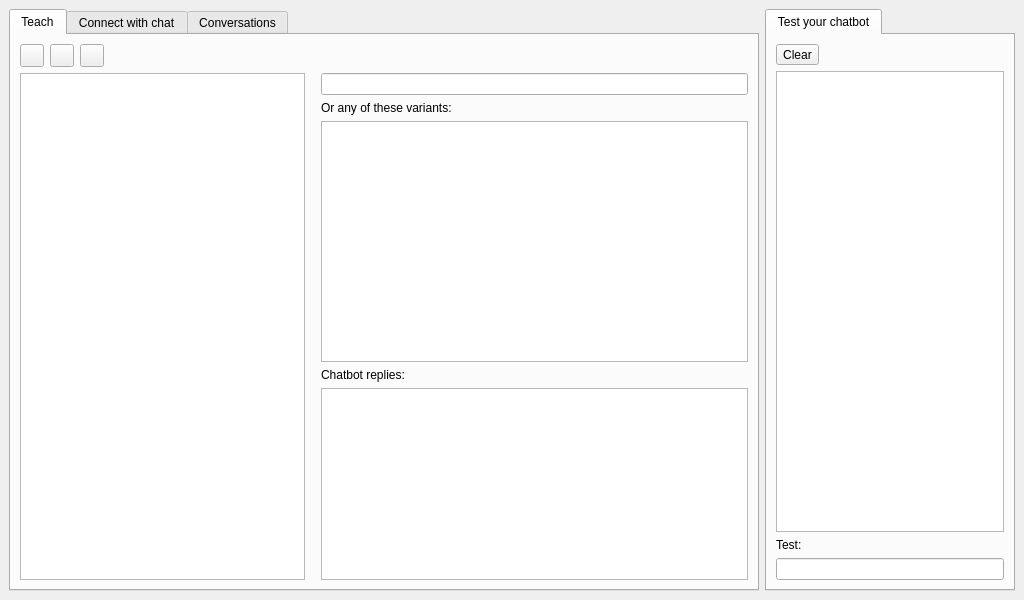
Old version of the form src/main-project/front-end/mainwindow.ui in the repository lvklabs/chatbot.
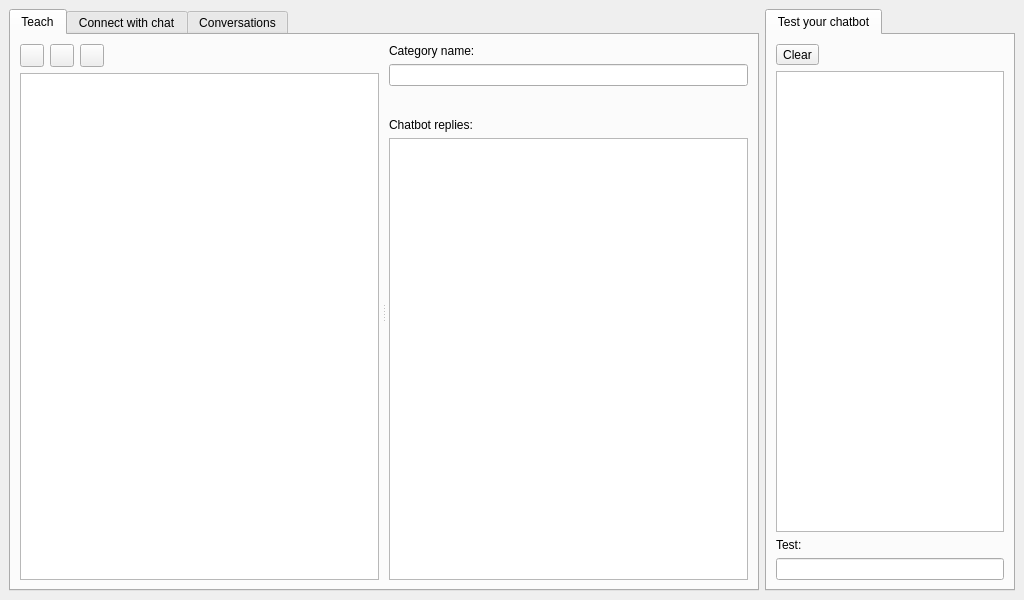
New version of the form. Icons and pictures are not drawn. Custom widgets are drawn as their Qt base class.

Commit message: Added custom widgets for rule inputs and outputs. Added splitter between categories tree and IO rule widgets

Diff of the .ui file:
```diff
--- a/src/main-project/front-end/mainwindow.ui
+++ b/src/main-project/front-end/mainwindow.ui
@@ -26,26 +26,21 @@
          <attribute name="title">
           <string>Teach</string>
          </attribute>
-         <layout class="QGridLayout" name="gridLayout_4">
-          <item row="0" column="2">
-           <layout class="QGridLayout" name="trainTabGridLayout" columnstretch="2,0,0,3">
-            <item row="0" column="2" rowspan="8">
-             <spacer name="trainTabSpacer1">
+         <layout class="QGridLayout" name="gridLayout">
+          <item row="0" column="0">
+           <widget class="QSplitter" name="teachTabsplitter">
+            <property name="frameShape">
+             <enum>QFrame::NoFrame</enum>
+            </property>
               <property name="orientation">
                <enum>Qt::Horizontal</enum>
               </property>
-              <property name="sizeType">
-               <enum>QSizePolicy::Fixed</enum>
-              </property>
-              <property name="sizeHint" stdset="0">
-               <size>
-                <width>10</width>
-                <height>20</height>
-               </size>
-              </property>
-             </spacer>
-            </item>
-            <item row="0" column="0" colspan="2">
+            <property name="handleWidth">
+             <number>10</number>
+            </property>
+            <widget class="QWidget" name="verticalLayoutWidget">
+             <layout class="QVBoxLayout" name="verticalLayout_2">
+              <item>
              <layout class="QHBoxLayout" name="rulesToolbarLayout">
               <item>
                <widget class="QToolButton" name="addCategoryButton">
@@ -100,61 +95,80 @@
                 <property name="orientation">
                  <enum>Qt::Horizontal</enum>
                 </property>
+                  <property name="sizeType">
+                   <enum>QSizePolicy::MinimumExpanding</enum>
+                  </property>
                 <property name="sizeHint" stdset="0">
                  <size>
                   <width>40</width>
-                  <height>20</height>
+                    <height>0</height>
                  </size>
                 </property>
                </spacer>
               </item>
              </layout>
             </item>
-            <item row="0" column="3">
-             <widget class="QLabel" name="ifUserWritesLabel">
+              <item>
+               <widget class="QTreeView" name="categoriesTree">
+                <property name="mouseTracking">
+                 <bool>true</bool>
+                </property>
+               </widget>
+              </item>
+             </layout>
+            </widget>
+            <widget class="QWidget" name="verticalLayoutWidget_2">
+             <layout class="QVBoxLayout" name="verticalLayout_3" stretch="0,0,0,0,1,0">
+              <item>
+               <widget class="QLabel" name="categoryNameLabel">
               <property name="text">
-               <string/>
-              </property>
-              <property name="alignment">
-               <set>Qt::AlignBottom|Qt::AlignLeading|Qt::AlignLeft</set>
+                 <string>Category name:</string>
+                </property>
+               </widget>
+              </item>
+              <item>
+               <widget class="QLineEdit" name="categoryNameTextEdit"/>
+              </item>
+              <item>
+               <widget class="RuleInputWidget" name="ruleInputWidget" native="true">
+                <property name="minimumSize">
+                 <size>
+                  <width>0</width>
+                  <height>20</height>
+                 </size>
               </property>
              </widget>
             </item>
-            <item row="4" column="3">
+              <item>
              <widget class="QLabel" name="chatbotRepliesLabel">
               <property name="text">
                <string>Chatbot replies:</string>
               </property>
              </widget>
             </item>
-            <item row="5" column="3" rowspan="3">
-             <widget class="QPlainTextEdit" name="ruleOutputText">
+              <item>
+               <widget class="RuleOutputWidget" name="ruleOutputWidget">
               <property name="mouseTracking">
                <bool>true</bool>
               </property>
              </widget>
             </item>
-            <item row="3" column="3">
-             <widget class="QPlainTextEdit" name="ruleInputVariantsText"/>
-            </item>
-            <item row="1" column="0" rowspan="7" colspan="2">
-             <widget class="QTreeView" name="categoriesTree">
-              <property name="mouseTracking">
-               <bool>true</bool>
-              </property>
-             </widget>
-            </item>
-            <item row="1" column="3">
-             <widget class="QLineEdit" name="ruleInputText"/>
-            </item>
-            <item row="2" column="3">
-             <widget class="QLabel" name="orVariantsLabel">
-              <property name="text">
-               <string>Or any of these variants:</string>
-              </property>
-             </widget>
-            </item>
-           </layout>
+              <item>
+               <spacer name="verticalSpacer">
+                <property name="orientation">
+                 <enum>Qt::Vertical</enum>
+                </property>
+                <property name="sizeHint" stdset="0">
+                 <size>
+                  <width>20</width>
+                  <height>0</height>
+                 </size>
+                </property>
+               </spacer>
+              </item>
+             </layout>
+            </widget>
+           </widget>
           </item>
          </layout>
         </widget>
@@ -429,6 +443,19 @@
    </layout>
   </widget>
  </widget>
+ <customwidgets>
+  <customwidget>
+   <class>RuleOutputWidget</class>
+   <extends>QPlainTextEdit</extends>
+   <header>ruleoutputwidget.h</header>
+  </customwidget>
+  <customwidget>
+   <class>RuleInputWidget</class>
+   <extends>QWidget</extends>
+   <header>ruleinputwidget.h</header>
+   <container>1</container>
+  </customwidget>
+ </customwidgets>
  <resources>
   <include location="../resources.qrc"/>
  </resources>
```
Lines whose indentation alone changed are shown as unchanged. The commit also changes 9 other files.
